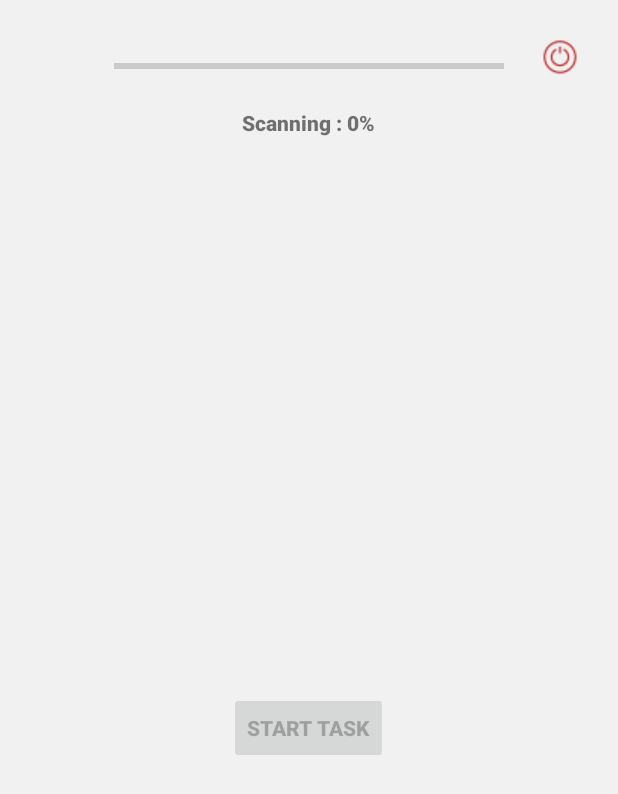
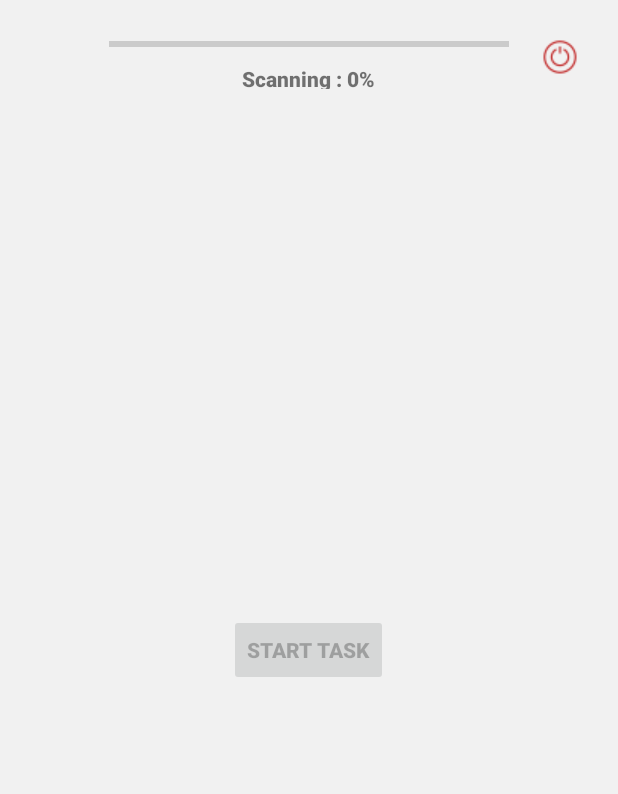
Before and after one commit to mmahapat/Mobile-Offloading, an Android app: the layout activity_client_list.xml on its own in the app's theme, with its tools: preview values and no code run, on a phone screen of 412 x 824 dp. Shown: the top 794 px of the screen. Run offline under Robolectric (Android 15) with nearby library versions, the phone set to English and light mode, and no system bars.

Commit message:
Minor UI tweaks

```diff
--- a/Master/app/src/main/res/layout/activity_client_list.xml
+++ b/Master/app/src/main/res/layout/activity_client_list.xml
@@ -14,7 +14,7 @@
 
         <RelativeLayout
             android:layout_width="match_parent"
-            android:layout_height="wrap_content">
+            android:layout_height="43dp">
 
             <LinearLayout
                 android:layout_width="match_parent"
@@ -26,17 +26,16 @@
                 <ProgressBar
                     android:id="@+id/progress_horizontal"
                     style="?android:attr/progressBarStyleHorizontal"
-                    android:layout_width="300dp"
+                    android:layout_width="277dp"
                     android:layout_height="wrap_content"
                     android:layout_gravity="center_horizontal"
-                    android:padding="20dp" />
+                    android:padding="5dp" />
 
                 <TextView
                     android:id="@+id/percent"
                     android:layout_width="wrap_content"
                     android:layout_height="wrap_content"
                     android:layout_gravity="center_horizontal"
-                    android:layout_marginBottom="20dp"
                     android:text="Scanning : 0%" />
 
             </LinearLayout>
```
